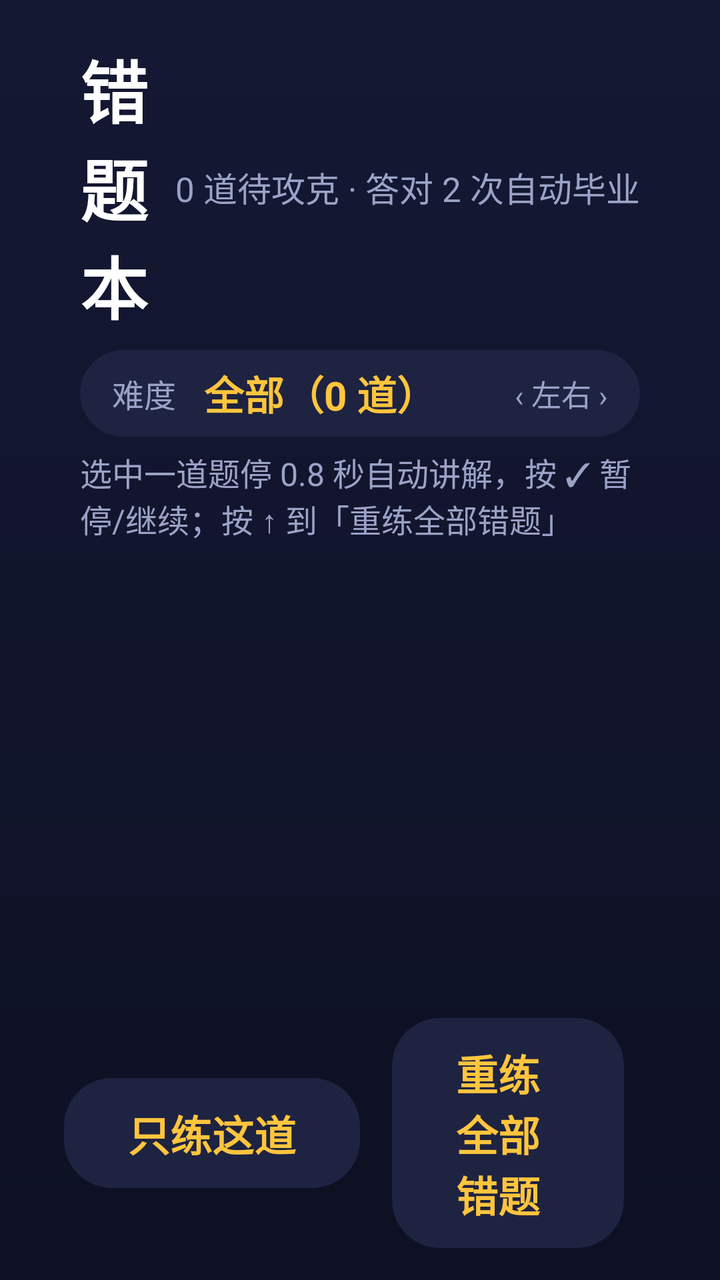
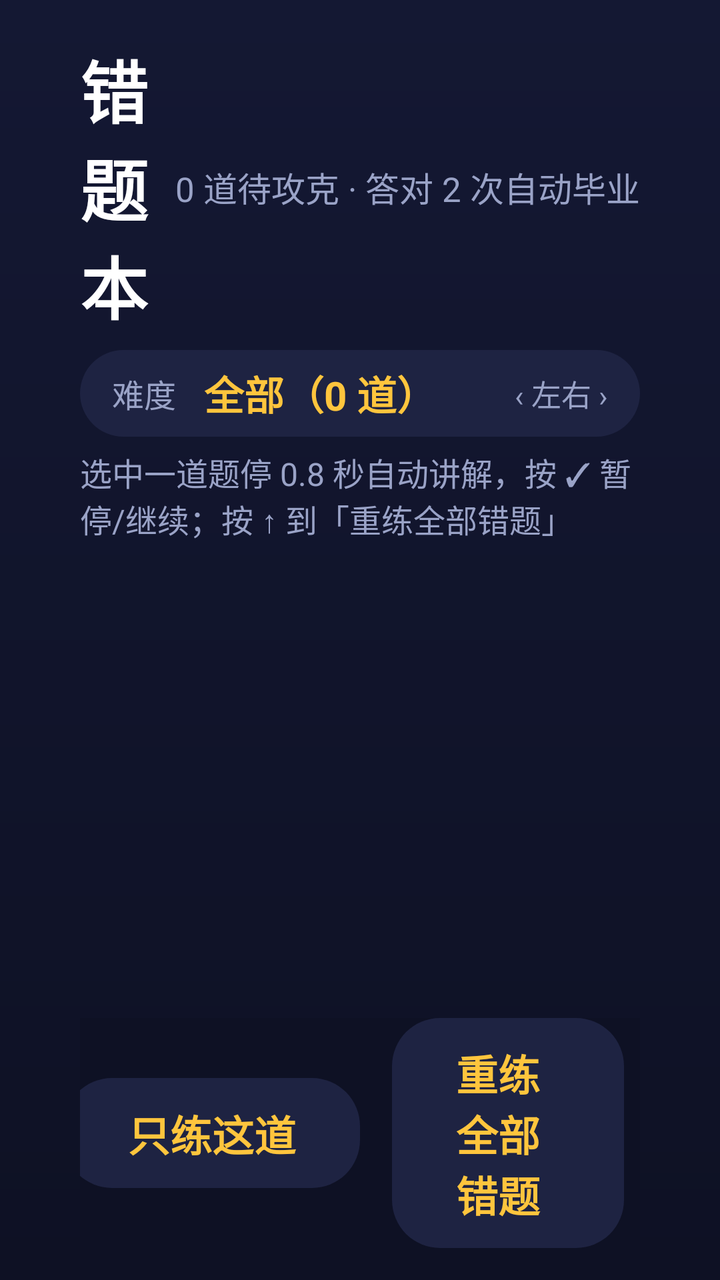

An Android layout rendered at two revisions. The XML below is the earlier revision; the diff shows what the commit changed to produce the second picture.
<!-- AndroidManifest.xml: application theme Theme.MathKing -->
<!-- res/layout/fragment_wrongbook.xml -->
<?xml version="1.0" encoding="utf-8"?>
<LinearLayout xmlns:android="http://schemas.android.com/apk/res/android"
    android:layout_width="match_parent"
    android:layout_height="match_parent"
    android:background="@drawable/bg_page"
    android:clipChildren="false"
    android:clipToPadding="false"
    android:orientation="vertical"
    android:paddingStart="40dp"
    android:paddingTop="20dp"
    android:paddingEnd="40dp"
    android:paddingBottom="16dp">

    
    <LinearLayout
        android:layout_width="match_parent"
        android:layout_height="wrap_content"
        android:gravity="center_vertical"
        android:orientation="horizontal">

        <TextView
            android:layout_width="0dp"
            android:layout_height="wrap_content"
            android:layout_weight="1"
            android:text="错题本"
            android:textColor="@color/text"
            android:textSize="34sp"
            android:textStyle="bold" />

        <TextView
            android:id="@+id/tvWrongSub"
            android:layout_width="wrap_content"
            android:layout_height="wrap_content"
            android:text="0 道待攻克 · 答对 2 次自动毕业"
            android:textColor="@color/text_dim"
            android:textSize="17sp" />
    </LinearLayout>

    
    <LinearLayout
        android:id="@+id/stageRow"
        android:layout_width="match_parent"
        android:layout_height="wrap_content"
        android:layout_marginTop="8dp"
        android:background="@drawable/selector_card"
        android:clickable="true"
        android:focusable="true"
        android:gravity="center_vertical"
        android:orientation="horizontal"
        android:paddingStart="16dp"
        android:paddingTop="7dp"
        android:paddingEnd="16dp"
        android:paddingBottom="7dp">

        <TextView
            android:layout_width="wrap_content"
            android:layout_height="wrap_content"
            android:text="难度"
            android:textColor="@color/text_dim"
            android:textSize="16sp" />

        <TextView
            android:id="@+id/tvStageValue"
            android:layout_width="0dp"
            android:layout_height="wrap_content"
            android:layout_marginStart="14dp"
            android:layout_weight="1"
            android:text="全部（0 道）"
            android:textColor="@color/accent"
            android:textSize="20sp"
            android:textStyle="bold" />

        <TextView
            android:layout_width="wrap_content"
            android:layout_height="wrap_content"
            android:text="‹ 左右 ›"
            android:textColor="@color/text_dim"
            android:textSize="15sp" />
    </LinearLayout>

    
    <TextView
        android:id="@+id/tvTip"
        android:layout_width="match_parent"
        android:layout_height="wrap_content"
        android:layout_marginTop="6dp"
        android:text="选中一道题停 0.8 秒自动讲解，按 ✓ 暂停/继续；按 ↑ 到「重练全部错题」"
        android:textColor="@color/text_dim"
        android:textSize="16sp" />

    
    <ScrollView
        android:id="@+id/scroll"
        android:layout_width="match_parent"
        android:layout_height="0dp"
        android:layout_marginTop="10dp"
        android:layout_weight="1"
        android:clipChildren="true"
        android:clipToPadding="true"
        android:scrollbars="none">

        <LinearLayout
            android:id="@+id/list"
            android:layout_width="match_parent"
            android:layout_height="wrap_content"
            android:orientation="vertical" />
    </ScrollView>

    <TextView
        android:id="@+id/tvEmpty"
        android:layout_width="match_parent"
        android:layout_height="0dp"
        android:layout_weight="1"
        android:gravity="center"
        android:text="还没有错题，太厉害了！\n去练几轮再来看看"
        android:textColor="@color/text_dim"
        android:textSize="21sp"
        android:visibility="gone" />

    <LinearLayout
        android:layout_width="match_parent"
        android:layout_height="wrap_content"
        android:layout_marginTop="10dp"
        android:background="@color/bg"
        android:clipChildren="false"
        android:clipToPadding="false"
        android:gravity="center"
        android:orientation="horizontal">

        <TextView
            android:id="@+id/btnPracticeOne"
            android:layout_width="wrap_content"
            android:layout_height="wrap_content"
            android:background="@drawable/selector_card"
            android:clickable="true"
            android:focusable="true"
            android:paddingStart="32dp"
            android:paddingTop="12dp"
            android:paddingEnd="32dp"
            android:paddingBottom="12dp"
            android:text="只练这道"
            android:textColor="@color/accent"
            android:textSize="21sp"
            android:textStyle="bold" />

        <TextView
            android:id="@+id/btnPractice"
            android:layout_width="wrap_content"
            android:layout_height="wrap_content"
            android:layout_marginStart="16dp"
            android:background="@drawable/selector_card"
            android:clickable="true"
            android:focusable="true"
            android:paddingStart="32dp"
            android:paddingTop="12dp"
            android:paddingEnd="32dp"
            android:paddingBottom="12dp"
            android:text="重练全部错题"
            android:textColor="@color/accent"
            android:textSize="21sp"
            android:textStyle="bold" />

        <TextView
            android:id="@+id/btnBack"
            android:layout_width="wrap_content"
            android:layout_height="wrap_content"
            android:layout_marginStart="16dp"
            android:background="@drawable/selector_card"
            android:clickable="true"
            android:focusable="true"
            android:paddingStart="32dp"
            android:paddingTop="12dp"
            android:paddingEnd="32dp"
            android:paddingBottom="12dp"
            android:text="返回"
            android:textColor="@color/text"
            android:textSize="21sp" />
    </LinearLayout>
</LinearLayout>
<!-- resources referenced by this layout -->
<resources>
  <color name="accent">#FFC53D</color>
  <color name="bg">#0E1124</color>
  <color name="text">#FFFFFF</color>
  <color name="text_dim">#9AA3C7</color>
  <!-- drawable bg_page (drawable) -->
  <?xml version="1.0" encoding="utf-8"?>
  <shape xmlns:android="http://schemas.android.com/apk/res/android" android:shape="rectangle">
      <gradient android:angle="270" android:startColor="#141833" android:endColor="#0E1124" />
  </shape>
  <!-- drawable selector_card (drawable) -->
  <?xml version="1.0" encoding="utf-8"?>
  <selector xmlns:android="http://schemas.android.com/apk/res/android">
      <item android:state_focused="true" android:drawable="@drawable/bg_card_focus" />
      <item android:state_pressed="true" android:drawable="@drawable/bg_card_focus" />
      <item android:drawable="@drawable/bg_card" />
  </selector>
  <style name="Theme.MathKing" parent="Theme.AppCompat.NoActionBar">
          <item name="android:windowBackground">@color/bg</item>
          <item name="android:colorAccent">@color/accent</item>
          <item name="android:textColorPrimary">@color/text</item>
          <item name="android:windowNoTitle">true</item>
          <item name="android:windowFullscreen">false</item>
      </style>
  <!-- drawable bg_card_focus (drawable) -->
  <?xml version="1.0" encoding="utf-8"?>
  <shape xmlns:android="http://schemas.android.com/apk/res/android" android:shape="rectangle">
      <solid android:color="#38406F" />
      <stroke android:width="5dp" android:color="@color/accent" />
      <corners android:radius="24dp" />
  </shape>
  <!-- drawable bg_card (drawable) -->
  <?xml version="1.0" encoding="utf-8"?>
  <shape xmlns:android="http://schemas.android.com/apk/res/android" android:shape="rectangle">
      <solid android:color="@color/card" />
      <corners android:radius="24dp" />
  </shape>
  <color name="card">#1E2342</color>
</resources>

<!-- the commit's change to res/layout/fragment_wrongbook.xml (unified diff, before → after) -->
@@ -3,8 +3,6 @@
     android:layout_width="match_parent"
     android:layout_height="match_parent"
     android:background="@drawable/bg_page"
-    android:clipChildren="false"
-    android:clipToPadding="false"
     android:orientation="vertical"
     android:paddingStart="40dp"
     android:paddingTop="20dp"
@@ -89,22 +87,30 @@
         android:textSize="16sp" />
 
     
-    <ScrollView
-        android:id="@+id/scroll"
+    <FrameLayout
+        android:id="@+id/scrollWrap"
         android:layout_width="match_parent"
         android:layout_height="0dp"
         android:layout_marginTop="10dp"
         android:layout_weight="1"
         android:clipChildren="true"
-        android:clipToPadding="true"
-        android:scrollbars="none">
+        android:clipToPadding="true">
 
-        <LinearLayout
-            android:id="@+id/list"
+        <ScrollView
+            android:id="@+id/scroll"
             android:layout_width="match_parent"
-            android:layout_height="wrap_content"
-            android:orientation="vertical" />
-    </ScrollView>
+            android:layout_height="match_parent"
+            android:clipChildren="true"
+            android:clipToPadding="true"
+            android:scrollbars="none">
+
+            <LinearLayout
+                android:id="@+id/list"
+                android:layout_width="match_parent"
+                android:layout_height="wrap_content"
+                android:orientation="vertical" />
+        </ScrollView>
+    </FrameLayout>
 
     <TextView
         android:id="@+id/tvEmpty"
